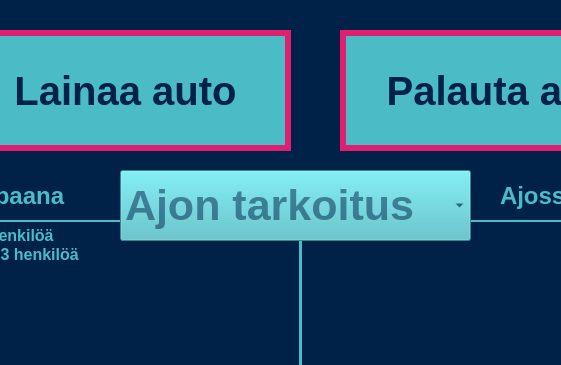
This is user.ui in HennaSalla/Autolainaus_Asiakas as Qt 5 draws it before an edit; both pictures show x 390 to 951 and y 0 to 365 of the 1366 by 766 pixel window. The edited form follows.
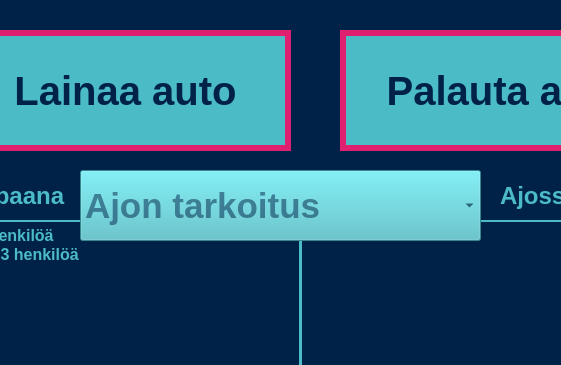
This is the edited form. Icons and pictures are not drawn.

```diff
--- a/user.ui
+++ b/user.ui
@@ -713,15 +713,15 @@
    <widget class="QComboBox" name="reasonComboBox">
     <property name="geometry">
      <rect>
-      <x>510</x>
+      <x>470</x>
       <y>170</y>
-      <width>351</width>
+      <width>401</width>
       <height>71</height>
      </rect>
     </property>
     <property name="font">
      <font>
-      <pointsize>32</pointsize>
+      <pointsize>26</pointsize>
       <bold>true</bold>
      </font>
     </property>
```
Left out of the diff: 41 changed lines with no effect on the pictures.
